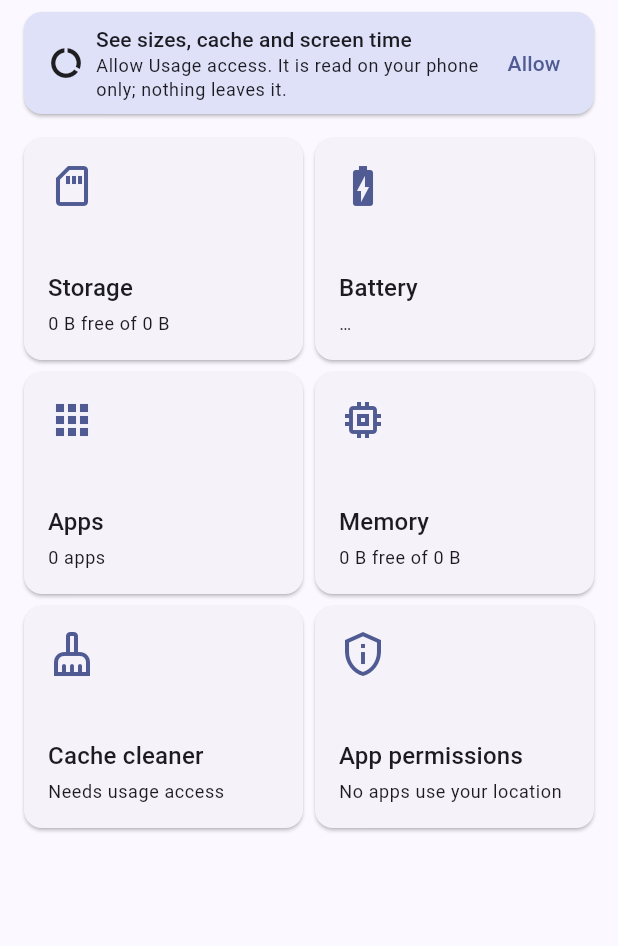
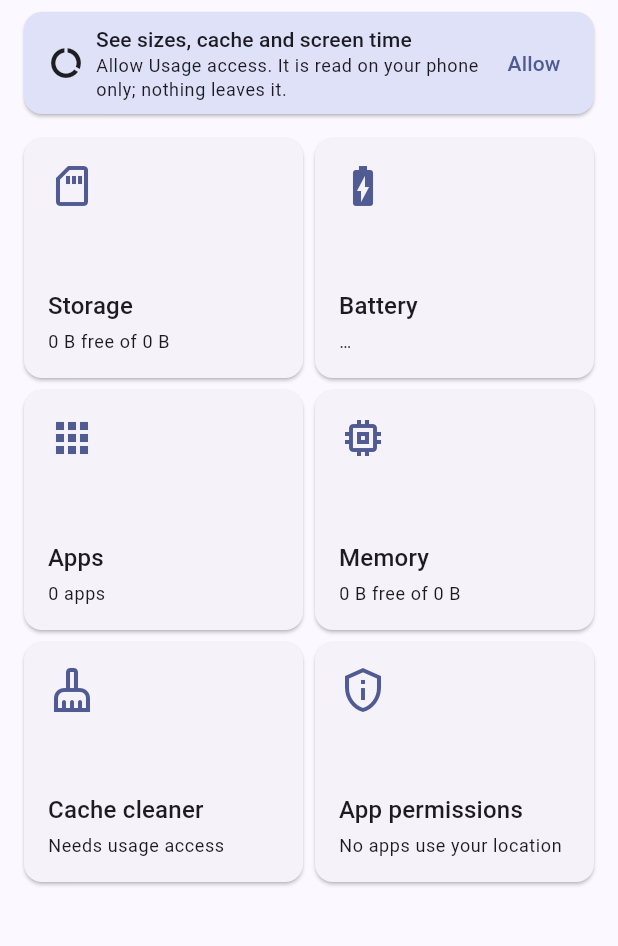
Before and after one commit to AwaizFatima08/phone_manager, a Flutter app: the screen it shows after launch, on a phone screen of 412 x 824 dp, the part 84-1030 px from its top. Run offline on Flutter 3.47's test engine with Material 3 defaults, Android fonts, the phone set to English and light mode, and no system bars; our stand-ins replace flutter_riverpod, google_mobile_ads.

Commit message:
Release 1.0.0: real AdMob ids, large-text home cards, banner spacing
- AdMob app ~2106024126 with phonemanager_banner and
  phonemanager_break_interstitial (homilabs.smc account); release
  check passes.
- Home tool cards grow with the phone's font size (overflowed on an
  Oppo at 320 dp and 1.15x text); test covers that case.
- Usage access banner lines up with the cards on Storage and Cache.
- Upload key created locally (gitignored); notes in CLAUDE.md.

Co-Authored-By: Claude Opus 5.5 <noreply@anthropic.com>

```diff
--- a/lib/ads/ad_ids.dart
+++ b/lib/ads/ad_ids.dart
@@ -7,9 +7,8 @@ abstract final class AdIds {
   static const _testInterstitial = 'ca-app-pub-3940256099942544/1033173712';
 
   // Real units from the HomiLabs AdMob account (homilabs.smc@gmail.com); see config/admob.json.
-  // Still Google's sample units: scripts/check-release-ad-ids.sh fails until they are replaced.
-  static const _liveBanner = 'ca-app-pub-3940256099942544/6300978111';
-  static const _liveInterstitial = 'ca-app-pub-3940256099942544/1033173712';
+  static const _liveBanner = 'ca-app-pub-2087846699268567/4009957726';
+  static const _liveInterstitial = 'ca-app-pub-2087846699268567/4592586664';
 
   static String get banner => kReleaseMode ? _liveBanner : _testBanner;
   static String get interstitial => kReleaseMode ? _liveInterstitial : _testInterstitial;
--- a/lib/features/apps/view/widgets/usage_access_banner.dart
+++ b/lib/features/apps/view/widgets/usage_access_banner.dart
@@ -6,14 +6,27 @@ import 'package:phonemanager/ui/theme.dart';
 
 /// Explains why sizes are missing and opens Android's Usage access page.
 class UsageAccessBanner extends ConsumerWidget {
-  const UsageAccessBanner({super.key});
+  const UsageAccessBanner({super.key, this.margin = pageMargin});
+
+  /// Margin when the banner sits at the top of a page or list of its own.
+  static const pageMargin = EdgeInsetsDirectional.fromSTEB(
+    AppSpacing.md,
+    AppSpacing.sm,
+    AppSpacing.md,
+    0,
+  );
+
+  /// Margin inside a padded list of cards: no sides, the cards' gap below.
+  static const inListMargin = EdgeInsetsDirectional.only(bottom: AppSpacing.sm);
+
+  final EdgeInsetsGeometry margin;
 
   @override
   Widget build(BuildContext context, WidgetRef ref) {
     final l10n = context.l10n;
     final theme = Theme.of(context);
     return Card(
-      margin: const EdgeInsetsDirectional.fromSTEB(AppSpacing.md, AppSpacing.sm, AppSpacing.md, 0),
+      margin: margin,
       color: theme.colorScheme.secondaryContainer,
       child: Padding(
         padding: const EdgeInsetsDirectional.fromSTEB(
--- a/lib/features/device/view/cache_screen.dart
+++ b/lib/features/device/view/cache_screen.dart
@@ -41,7 +41,7 @@ class CacheScreen extends ConsumerWidget {
           physics: const AlwaysScrollableScrollPhysics(),
           padding: screenPadding,
           children: [
-            if (noAccess) const UsageAccessBanner(),
+            if (noAccess) const UsageAccessBanner(margin: UsageAccessBanner.inListMargin),
             if (total != null)
               SectionCard(
                 children: [
--- a/lib/features/device/view/storage_screen.dart
+++ b/lib/features/device/view/storage_screen.dart
@@ -54,7 +54,7 @@ class _StorageBody extends ConsumerWidget {
       physics: const AlwaysScrollableScrollPhysics(),
       padding: screenPadding,
       children: [
-        if (breakdown == null) const UsageAccessBanner(),
+        if (breakdown == null) const UsageAccessBanner(margin: UsageAccessBanner.inListMargin),
         SectionCard(
           children: [
             Meter(
--- a/lib/features/home/home_screen.dart
+++ b/lib/features/home/home_screen.dart
@@ -54,6 +54,8 @@ class HomeScreen extends ConsumerWidget {
         const PermissionsScreen(),
       ),
     ];
+    // Cards grow with the phone's font size: two lines of title and two of summary must fit.
+    final cardHeight = 64 + MediaQuery.textScalerOf(context).scale(96);
     return Scaffold(
       appBar: AppBar(title: Text(l10n.appTitle), actions: const [OverflowMenu()]),
       body: CustomScrollView(
@@ -62,9 +64,9 @@ class HomeScreen extends ConsumerWidget {
           SliverPadding(
             padding: const EdgeInsetsDirectional.all(AppSpacing.md),
             sliver: SliverGrid.builder(
-              gridDelegate: const SliverGridDelegateWithMaxCrossAxisExtent(
+              gridDelegate: SliverGridDelegateWithMaxCrossAxisExtent(
                 maxCrossAxisExtent: 260,
-                mainAxisExtent: 148,
+                mainAxisExtent: cardHeight,
                 crossAxisSpacing: AppSpacing.sm,
                 mainAxisSpacing: AppSpacing.sm,
               ),
@@ -162,7 +164,12 @@ class _ToolCard extends StatelessWidget {
             children: [
               Icon(tool.icon, size: 32, color: theme.colorScheme.primary),
               const Spacer(),
-              Text(tool.title, style: theme.textTheme.titleMedium),
+              Text(
+                tool.title,
+                style: theme.textTheme.titleMedium,
+                maxLines: 2,
+                overflow: TextOverflow.ellipsis,
+              ),
               const SizedBox(height: AppSpacing.xs),
               Text(
                 tool.summary,
```
Also changed, not shown: config/admob.json (+5 -5 lines), 3 other files.
